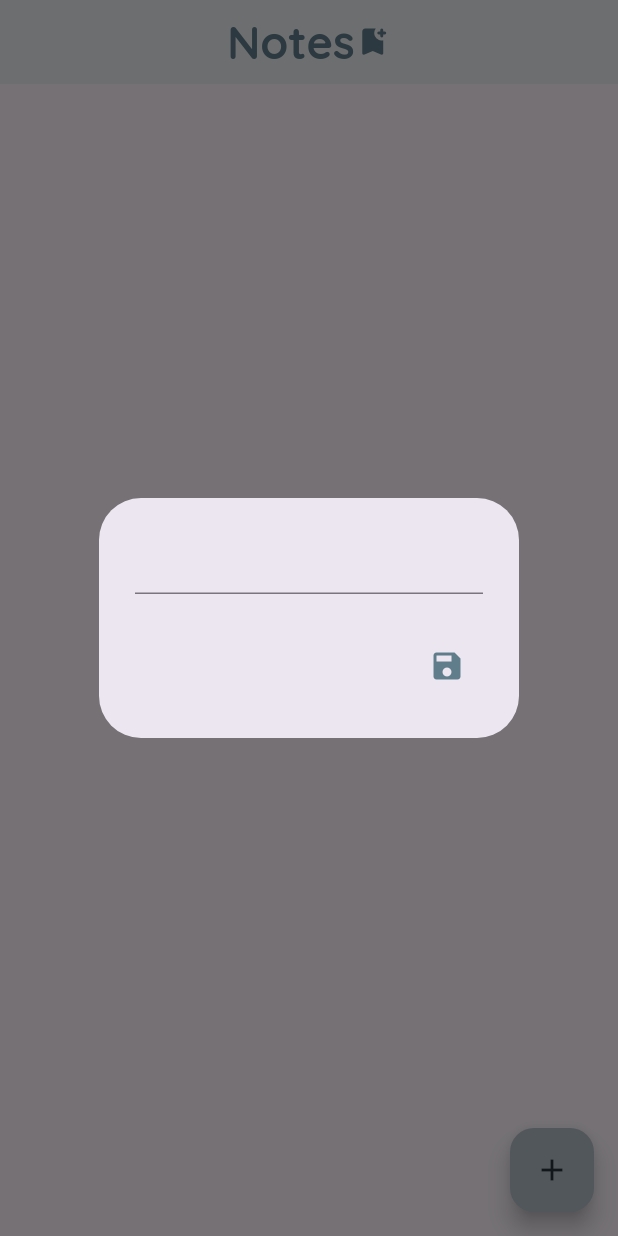
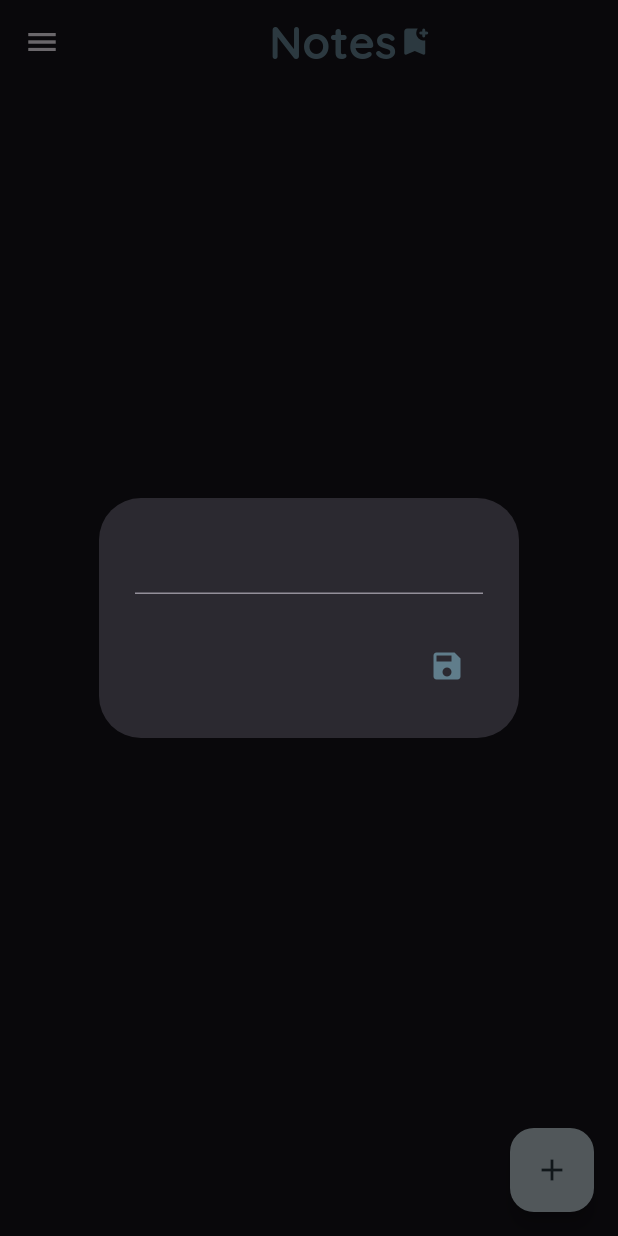
Before and after one commit to CovenantJunior/note_app, a Flutter app: the screen it shows after launch, after a tap on the "add" icon, on a phone screen of 412 x 824 dp. Run offline on Flutter 3.47's test engine with Material 3 defaults, Android fonts, the phone set to English and light mode, and no system bars; our stand-ins replace isar, share_plus; accounts and stored records are empty; generated files the repository leaves out were written again.

Commit message:
Make DarkMode default

```diff
--- a/lib/layouts/note_page.dart
+++ b/lib/layouts/note_page.dart
@@ -172,7 +172,7 @@ class _NotePageState extends State<NotePage> {
             Icon(
               Icons.bookmark_add_rounded,
               color: Colors.blueGrey,
-            )
+            ),
           ],
         ),
         titleTextStyle: const TextStyle(
@@ -182,8 +182,10 @@ class _NotePageState extends State<NotePage> {
           fontSize: 30
         ),
         centerTitle: true,
-        backgroundColor: Colors.blueGrey[50],
+        backgroundColor: Theme.of(context).colorScheme.background,
       ),
+
+      drawer: const Drawer(),
 
       body: notes.isNotEmpty  ? Padding(
         padding: const EdgeInsets.all(8.0),
--- a/lib/theme/theme_provider.dart
+++ b/lib/theme/theme_provider.dart
@@ -4,7 +4,7 @@ import 'package:note_app/theme/theme.dart';
 
 class ThemeProvider extends ChangeNotifier {
   // Initial Theme
-  ThemeData _themeData = lightMode;
+  ThemeData _themeData = darkMode;
 
   // Access theme from other parts of the code
   ThemeData get themeData => _themeData;
```
